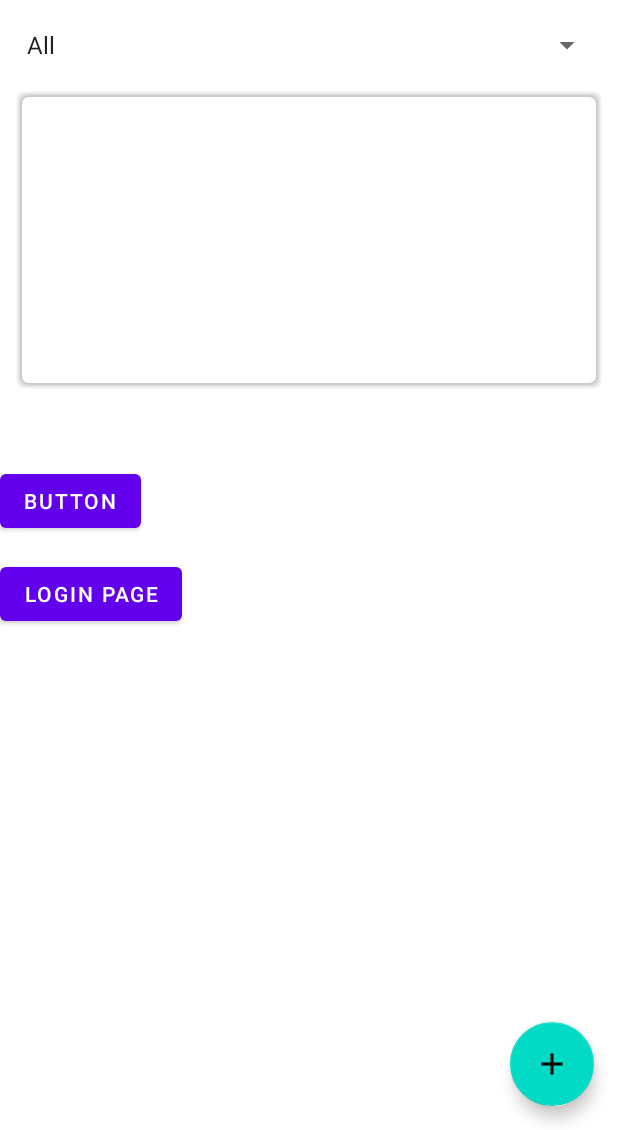
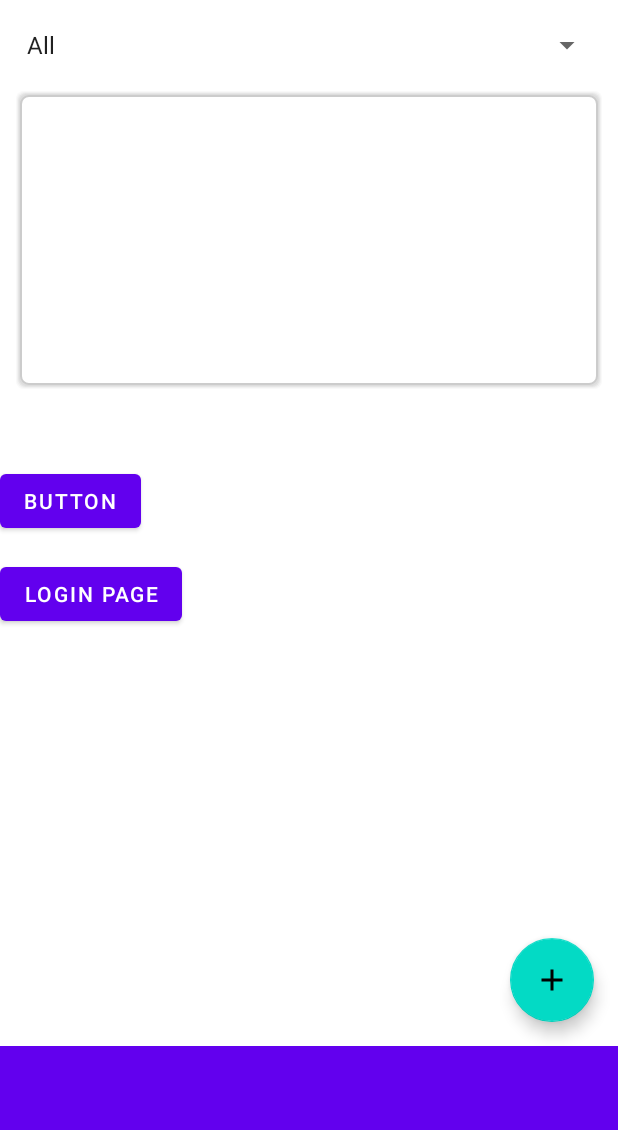
Before and after one commit to ahmettoguz/SOCI, an Android app: the screen it shows after launch (MainActivity), on a phone screen of 412 x 824 dp, the part 106-1236 px from its top. Run offline under Robolectric (Android 15) with nearby library versions, the phone set to English and light mode, and no system bars.

Commit message:
Feat: Activity main xml is changing to fragment swipe.

```diff
--- a/app/build.gradle
+++ b/app/build.gradle
@@ -41,7 +41,6 @@ dependencies {
     androidTestImplementation 'androidx.test.ext:junit:1.1.5'
     androidTestImplementation 'androidx.test.espresso:espresso-core:3.5.1'
     implementation 'com.google.android.material:material:1.3.0-alpha03'
-
     implementation "androidx.viewpager2:viewpager2:1.0.0"
 
 }
--- a/app/src/main/res/layout/activity_main.xml
+++ b/app/src/main/res/layout/activity_main.xml
@@ -1,4 +1,3 @@
-<?xml version="1.0" encoding="utf-8"?>
 <LinearLayout xmlns:android="http://schemas.android.com/apk/res/android"
     xmlns:app="http://schemas.android.com/apk/res-auto"
     xmlns:tools="http://schemas.android.com/tools"
@@ -6,6 +5,7 @@
     android:layout_height="match_parent"
     android:orientation="vertical"
     tools:context=".MainActivity">
+
 
     <TextView
         android:id="@+id/main_Tv_Title"
@@ -52,11 +52,12 @@
         android:layout_marginEnd="7dp"
         android:text="Login page" />
 
-    <androidx.coordinatorlayout.widget.CoordinatorLayout
 
+    <androidx.viewpager2.widget.ViewPager2
+        android:id="@+id/viewPager"
         android:layout_width="match_parent"
-        android:layout_height="match_parent">
-
+        android:layout_height="0dp"
+        android:layout_weight="1" />
 
     <com.google.android.material.floatingactionbutton.FloatingActionButton
         android:id="@+id/main_Btn_AddEvent"
@@ -67,6 +68,16 @@
         android:contentDescription="no description"
         app:srcCompat="@drawable/ic_plus_24" />
 
-    </androidx.coordinatorlayout.widget.CoordinatorLayout>
+    <com.google.android.material.tabs.TabLayout
+        android:id="@+id/tabLayout"
+        android:layout_width="match_parent"
+        android:layout_height="wrap_content"
+        android:background="?attr/colorPrimary"
+        android:minHeight="?attr/actionBarSize"
+        android:theme="@style/ThemeOverlay.AppCompat.Dark.ActionBar"
+        app:tabGravity="fill"
+        app:tabIndicatorColor="@color/black"
+        app:tabMode="fixed"
+        app:tabTextColor="@android:color/white" />
 
 </LinearLayout>
```
Lines whose indentation alone changed are shown as unchanged.
